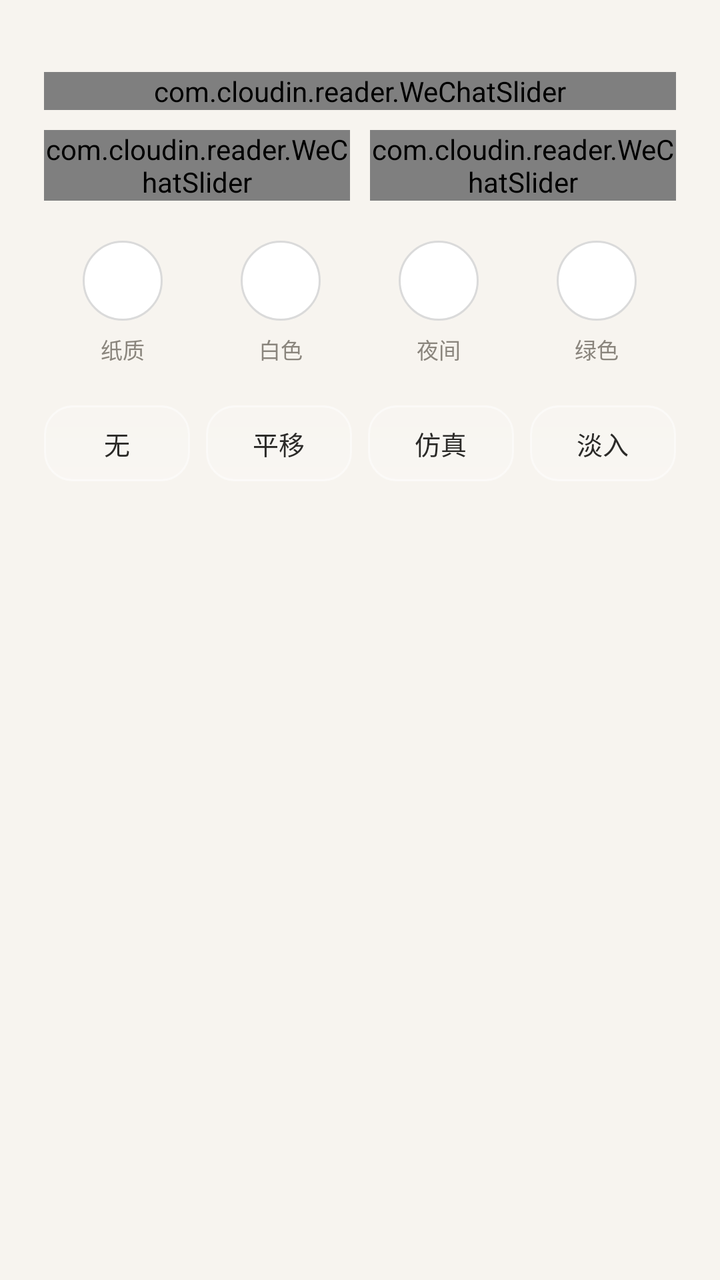
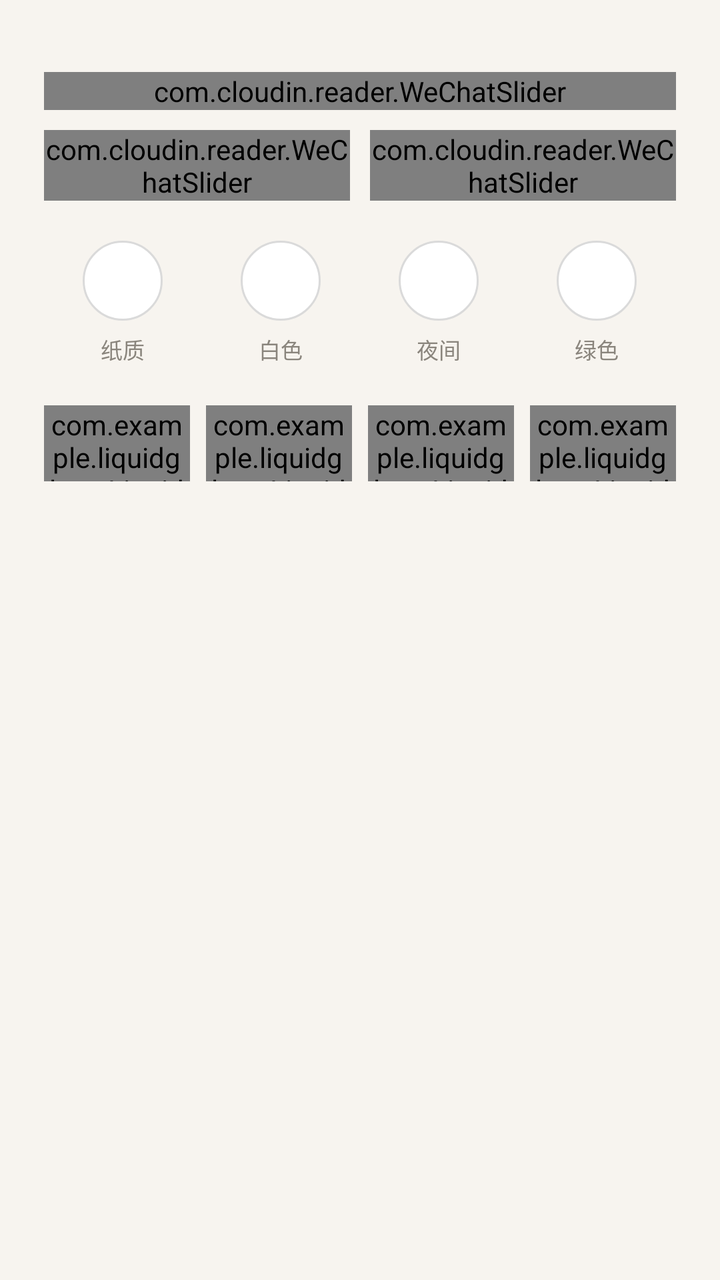

The first picture is an Android layout as it rendered before a commit; the second is the same layout after the commit. The layout source and the unified diff follow.
<!-- AndroidManifest.xml: application theme Theme.CloudinReader -->
<!-- res/layout/sheet_reader_settings.xml -->
<?xml version="1.0" encoding="utf-8"?>
<LinearLayout xmlns:android="http://schemas.android.com/apk/res/android"
    android:layout_width="match_parent"
    android:layout_height="wrap_content"
    android:orientation="vertical"
    android:paddingStart="22dp"
    android:paddingTop="18dp"
    android:paddingEnd="22dp"
    android:paddingBottom="26dp">


    
    <LinearLayout
        android:id="@+id/sectionFont"
        android:layout_width="match_parent"
        android:layout_height="wrap_content"
        android:orientation="vertical">

        <com.cloudin.reader.WeChatSlider
            android:id="@+id/sliderFont"
            android:layout_width="match_parent"
            android:layout_height="wrap_content"
            android:layout_marginTop="18dp" />

        <LinearLayout
            android:layout_width="match_parent"
            android:layout_height="wrap_content"
            android:layout_marginTop="10dp"
            android:orientation="horizontal">

            <com.cloudin.reader.WeChatSlider
                android:id="@+id/sliderMargin"
                android:layout_width="0dp"
                android:layout_height="wrap_content"
                android:layout_weight="1" />

            <com.cloudin.reader.WeChatSlider
                android:id="@+id/sliderLine"
                android:layout_width="0dp"
                android:layout_height="wrap_content"
                android:layout_marginStart="10dp"
                android:layout_weight="1" />
        </LinearLayout>
    </LinearLayout>
    
    <LinearLayout
        android:id="@+id/sectionTheme"
        android:layout_width="match_parent"
        android:layout_height="wrap_content"
        android:orientation="vertical">

        <LinearLayout
            android:layout_width="match_parent"
            android:layout_height="wrap_content"
            android:layout_marginTop="20dp"
            android:orientation="horizontal">

            <LinearLayout
                android:id="@+id/themePaper"
                android:layout_width="0dp"
                android:layout_height="wrap_content"
                android:layout_weight="1"
                android:gravity="center"
                android:orientation="vertical">

                <View
                    android:id="@+id/swatchPaper"
                    android:layout_width="40dp"
                    android:layout_height="40dp"
                    android:background="@drawable/bg_swatch" />

                <TextView
                    android:layout_width="wrap_content"
                    android:layout_height="wrap_content"
                    android:layout_marginTop="6dp"
                    android:text="纸质"
                    android:textColor="@color/ink_soft"
                    android:textSize="11sp" />
            </LinearLayout>

            <LinearLayout
                android:id="@+id/themeWhite"
                android:layout_width="0dp"
                android:layout_height="wrap_content"
                android:layout_weight="1"
                android:gravity="center"
                android:orientation="vertical">

                <View
                    android:id="@+id/swatchWhite"
                    android:layout_width="40dp"
                    android:layout_height="40dp"
                    android:background="@drawable/bg_swatch" />

                <TextView
                    android:layout_width="wrap_content"
                    android:layout_height="wrap_content"
                    android:layout_marginTop="6dp"
                    android:text="白色"
                    android:textColor="@color/ink_soft"
                    android:textSize="11sp" />
            </LinearLayout>

            <LinearLayout
                android:id="@+id/themeNight"
                android:layout_width="0dp"
                android:layout_height="wrap_content"
                android:layout_weight="1"
                android:gravity="center"
                android:orientation="vertical">

                <View
                    android:id="@+id/swatchNight"
                    android:layout_width="40dp"
                    android:layout_height="40dp"
                    android:background="@drawable/bg_swatch" />

                <TextView
                    android:layout_width="wrap_content"
                    android:layout_height="wrap_content"
                    android:layout_marginTop="6dp"
                    android:text="夜间"
                    android:textColor="@color/ink_soft"
                    android:textSize="11sp" />
            </LinearLayout>

            <LinearLayout
                android:id="@+id/themeWood"
                android:layout_width="0dp"
                android:layout_height="wrap_content"
                android:layout_weight="1"
                android:gravity="center"
                android:orientation="vertical">

                <View
                    android:id="@+id/swatchWood"
                    android:layout_width="40dp"
                    android:layout_height="40dp"
                    android:background="@drawable/bg_swatch" />

                <TextView
                    android:layout_width="wrap_content"
                    android:layout_height="wrap_content"
                    android:layout_marginTop="6dp"
                    android:text="绿色"
                    android:textColor="@color/ink_soft"
                    android:textSize="11sp" />
            </LinearLayout>
        </LinearLayout>
    </LinearLayout>

    
    <LinearLayout
        android:id="@+id/sectionTurn"
        android:layout_width="match_parent"
        android:layout_height="wrap_content"
        android:orientation="vertical">

        <LinearLayout
            android:layout_width="match_parent"
            android:layout_height="wrap_content"
            android:layout_marginTop="20dp"
            android:orientation="horizontal">

            <TextView
                android:id="@+id/turnNone"
                android:layout_width="0dp"
                android:layout_height="38dp"
                android:layout_weight="1"
                android:background="@drawable/bg_glass_chip"
                android:gravity="center"
                android:text="无"
                android:textColor="@color/reader_ink"
                android:textSize="13sp" />

            <TextView
                android:id="@+id/turnSlide"
                android:layout_width="0dp"
                android:layout_height="38dp"
                android:layout_marginStart="8dp"
                android:layout_weight="1"
                android:background="@drawable/bg_glass_chip"
                android:gravity="center"
                android:text="平移"
                android:textColor="@color/reader_ink"
                android:textSize="13sp" />

            <TextView
                android:id="@+id/turnCurl"
                android:layout_width="0dp"
                android:layout_height="38dp"
                android:layout_marginStart="8dp"
                android:layout_weight="1"
                android:background="@drawable/bg_glass_chip"
                android:gravity="center"
                android:text="仿真"
                android:textColor="@color/reader_ink"
                android:textSize="13sp" />

            <TextView
                android:id="@+id/turnFade"
                android:layout_width="0dp"
                android:layout_height="38dp"
                android:layout_marginStart="8dp"
                android:layout_weight="1"
                android:background="@drawable/bg_glass_chip"
                android:gravity="center"
                android:text="淡入"
                android:textColor="@color/reader_ink"
                android:textSize="13sp" />
        </LinearLayout>
    </LinearLayout>

</LinearLayout>
<!-- resources referenced by this layout -->
<resources>
  <color name="ink_soft">#8A857D</color>
  <color name="reader_ink">#2B2A28</color>
  <!-- drawable bg_glass_chip (drawable) -->
  <?xml version="1.0" encoding="utf-8"?>
  <layer-list xmlns:android="http://schemas.android.com/apk/res/android">
      <item>
          <shape android:shape="rectangle">
              <gradient
                  android:angle="90"
                  android:startColor="#3DFFFFFF"
                  android:centerColor="#2EFFFFFF"
                  android:endColor="#24FFFFFF" />
              <corners android:radius="14dp" />
              <stroke android:width="1dp" android:color="#80FFFFFF" />
          </shape>
      </item>
  </layer-list>
  <!-- drawable bg_swatch (drawable) -->
  <?xml version="1.0" encoding="utf-8"?>
  <shape xmlns:android="http://schemas.android.com/apk/res/android" android:shape="oval">
      <solid android:color="#FFFFFF" />
      <stroke android:width="1dp" android:color="#DADADA" />
  </shape>
  <style name="Theme.CloudinReader" parent="Theme.Material3.Light.NoActionBar">
          <item name="colorPrimary">@color/accent</item>
          <item name="colorOnPrimary">#FFFFFF</item>
          <item name="android:colorBackground">@color/paper</item>
          <item name="android:statusBarColor">@color/paper</item>
          <item name="android:windowLightStatusBar">true</item>
          <item name="android:navigationBarColor">@color/surface</item>
      </style>
  <color name="accent">#E0A458</color>
  <color name="paper">#F7F4EF</color>
  <color name="surface">#FFFFFF</color>
</resources>

<!-- the commit's change to res/layout/sheet_reader_settings.xml (unified diff, before → after) -->
@@ -162,51 +162,39 @@
             android:layout_marginTop="20dp"
             android:orientation="horizontal">
 
-            <TextView
+            <com.example.liquidglass.LiquidGlassChip
                 android:id="@+id/turnNone"
                 android:layout_width="0dp"
                 android:layout_height="38dp"
                 android:layout_weight="1"
-                android:background="@drawable/bg_glass_chip"
-                android:gravity="center"
                 android:text="无"
-                android:textColor="@color/reader_ink"
-                android:textSize="13sp" />
-
-            <TextView
+                android:textSize="13sp" />
+
+            <com.example.liquidglass.LiquidGlassChip
                 android:id="@+id/turnSlide"
                 android:layout_width="0dp"
                 android:layout_height="38dp"
                 android:layout_marginStart="8dp"
                 android:layout_weight="1"
-                android:background="@drawable/bg_glass_chip"
-                android:gravity="center"
                 android:text="平移"
-                android:textColor="@color/reader_ink"
-                android:textSize="13sp" />
-
-            <TextView
+                android:textSize="13sp" />
+
+            <com.example.liquidglass.LiquidGlassChip
                 android:id="@+id/turnCurl"
                 android:layout_width="0dp"
                 android:layout_height="38dp"
                 android:layout_marginStart="8dp"
                 android:layout_weight="1"
-                android:background="@drawable/bg_glass_chip"
-                android:gravity="center"
                 android:text="仿真"
-                android:textColor="@color/reader_ink"
-                android:textSize="13sp" />
-
-            <TextView
+                android:textSize="13sp" />
+
+            <com.example.liquidglass.LiquidGlassChip
                 android:id="@+id/turnFade"
                 android:layout_width="0dp"
                 android:layout_height="38dp"
                 android:layout_marginStart="8dp"
                 android:layout_weight="1"
-                android:background="@drawable/bg_glass_chip"
-                android:gravity="center"
                 android:text="淡入"
-                android:textColor="@color/reader_ink"
                 android:textSize="13sp" />
         </LinearLayout>
     </LinearLayout>
<!-- resource entries referenced after the edit -->
@@ -1,22 +1,6 @@
 <!-- resources referenced by this layout -->
 <resources>
   <color name="ink_soft">#8A857D</color>
-  <color name="reader_ink">#2B2A28</color>
-  <!-- drawable bg_glass_chip (drawable) -->
-  <?xml version="1.0" encoding="utf-8"?>
-  <layer-list xmlns:android="http://schemas.android.com/apk/res/android">
-      <item>
-          <shape android:shape="rectangle">
-              <gradient
-                  android:angle="90"
-                  android:startColor="#3DFFFFFF"
-                  android:centerColor="#2EFFFFFF"
-                  android:endColor="#24FFFFFF" />
-              <corners android:radius="14dp" />
-              <stroke android:width="1dp" android:color="#80FFFFFF" />
-          </shape>
-      </item>
-  </layer-list>
   <!-- drawable bg_swatch (drawable) -->
   <?xml version="1.0" encoding="utf-8"?>
   <shape xmlns:android="http://schemas.android.com/apk/res/android" android:shape="oval">
